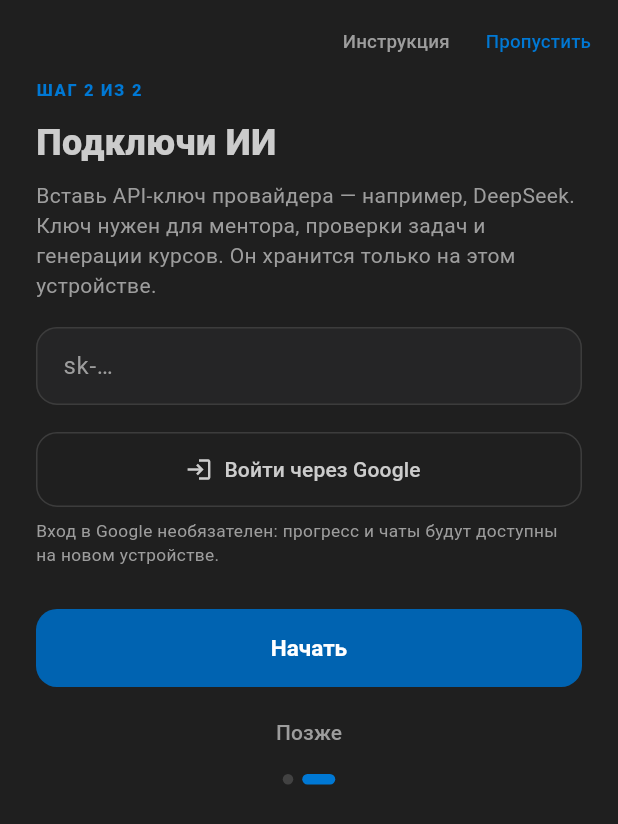
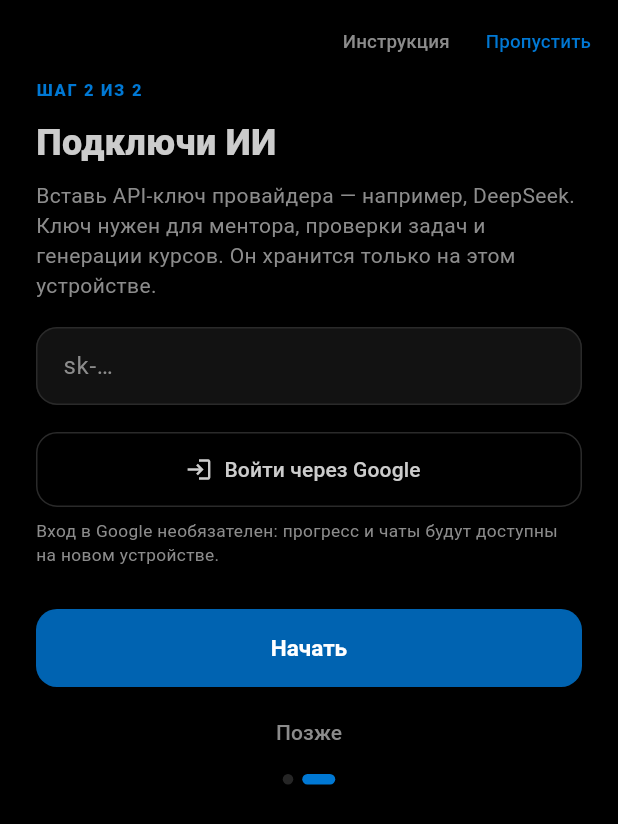
Before and after one commit to bananomonkey/TERMAI, a Flutter app: the screen it shows after launch, swiped to page 2, on a phone screen of 412 x 824 dp. Shown: the top 824 px of the screen. Run offline on Flutter 3.47's test engine with Material 3 defaults, Android fonts, the light colour scheme and no system bars; our stand-ins replace cloud_firestore, firebase_auth, firebase_core, flutter_local_notifications, flutter_markdown, google_sign_in and 2 more; accounts and stored records are empty.

Commit message:
fix(mobile): настоящий чёрный фон, appbar в тон и без артефакта «Курс удалён»
- Dark Modern: фон #000000, панели/карточки почти чёрные (#0B0B0B/#121212),
  текст #CCCCCC, акцент #0078D4
- верхняя панель теперь того же цвета, что и фон (C.bg)
- убран текстовый fallback «Курс удалён», который мелькал при архивации
  и удалении курса во время закрытия диалога
- splash/adaptive background чёрный
- версия 1.15.7+34

```diff
--- a/mobile/lib/ui/home.dart
+++ b/mobile/lib/ui/home.dart
@@ -217,7 +217,7 @@ void _showCourseActions(BuildContext context, int courseIdx) {
         child: StatefulBuilder(
           builder: (ctx, setSheet) {
             final idx = controller.courses.indexWhere((x) => x.id == cid);
-            if (idx < 0) return cardBox(child: const Text('Курс удалён'));
+            if (idx < 0) return const SizedBox.shrink();
             final c = controller.courses[idx];
             return Container(
               width: 300,
--- a/mobile/lib/ui/settings_screen.dart
+++ b/mobile/lib/ui/settings_screen.dart
@@ -350,7 +350,7 @@ class _SettingsScreenState extends State<SettingsScreen> {
               ),
               const SizedBox(height: 16),
               Center(
-                child: Text('версия 1.15.6',
+                child: Text('версия 1.15.7',
                     style:
                         TextStyle(fontSize: 11, color: C.muted.withAlpha(160))),
               ),
--- a/mobile/lib/ui/theme.dart
+++ b/mobile/lib/ui/theme.dart
@@ -38,20 +38,20 @@ const themePresets = <ThemePreset>[
   ThemePreset(
     id: 'dark',
     title: 'Dark Modern',
-    bg: Color(0xFF1F1F1F),
-    surface: Color(0xFF181818),
-    card: Color(0xFF252526),
-    card2: Color(0xFF2D2D30),
+    bg: Color(0xFF000000),
+    surface: Color(0xFF0B0B0B),
+    card: Color(0xFF121212),
+    card2: Color(0xFF1A1A1A),
     secondary: Color(0xFF569CD6),
     accent: Color(0xFF0078D4),
     accentDark: Color(0xFF0063B1),
     text: Color(0xFFCCCCCC),
-    muted: Color(0xFF9D9D9D),
+    muted: Color(0xFF8C8C8C),
     good: Color(0xFF4EC9B0),
     warn: Color(0xFFDCDCAA),
     danger: Color(0xFFF48771),
-    border: Color(0xFF3C3C3C),
-    termBg: Color(0xFF181818),
+    border: Color(0xFF2A2A2A),
+    termBg: Color(0xFF050505),
     termText: Color(0xFFCCCCCC),
   ),
   // Синий — второй допустимый вариант оформления.
@@ -116,7 +116,7 @@ ThemeData buildTheme() {
     ),
     textTheme: base.textTheme.apply(bodyColor: C.text, displayColor: C.text),
     appBarTheme: AppBarTheme(
-      backgroundColor: C.surface,
+      backgroundColor: C.bg,
       foregroundColor: C.text,
       elevation: 0,
       scrolledUnderElevation: 0,
--- a/mobile/pubspec.yaml
+++ b/mobile/pubspec.yaml
@@ -1,7 +1,7 @@
 name: termai
 description: "TERMAI — тренажёр навыков с ИИ-наставником (языки, Linux, Docker, Git и другие курсы)"
 publish_to: "none"
-version: 1.15.6+33
+version: 1.15.7+34
 
 environment:
   sdk: ">=3.4.0 <4.0.0"
@@ -37,5 +37,5 @@ flutter:
 flutter_launcher_icons:
   android: true
   image_path: "assets/icon/termai.png"
-  adaptive_icon_background: "#1F1F1F"
+  adaptive_icon_background: "#000000"
   adaptive_icon_foreground: "assets/icon/termai_fg.png"
```
Also changed, not shown: 2 other files.
